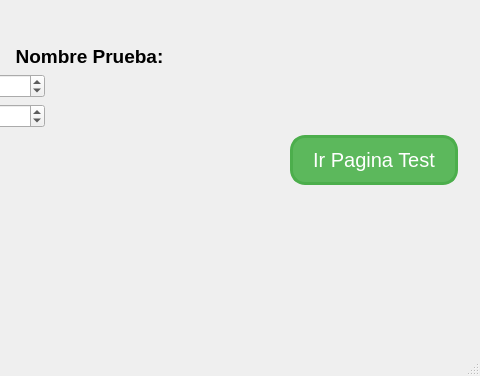
Qt form mainwindow.ui (hectorda/Bio-Feedback) before a commit; both pictures show x 301 to 781 and y 265 to 641 of the 781 by 641 pixel window.
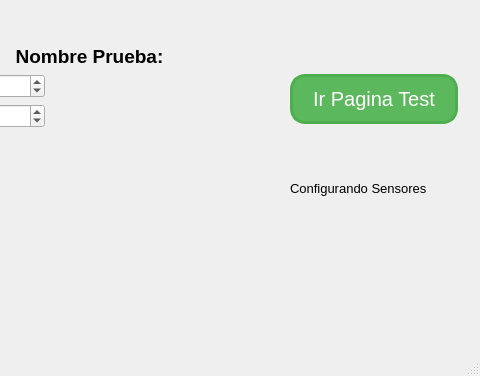
The same form after that commit. The open tabs and pages were chosen to show the change. Icons and pictures are not drawn. Custom widgets are drawn as their Qt base class.

The edit to the form file:
```diff
--- a/mainwindow.ui
+++ b/mainwindow.ui
@@ -562,6 +562,8 @@
            </spacer>
           </item>
           <item>
+           <layout class="QVBoxLayout" name="verticalLayout_5">
+            <item>
            <widget class="QPushButton" name="pushButtonIniciarPrueba">
             <property name="font">
              <font>
@@ -609,6 +611,29 @@
             </property>
            </widget>
           </item>
+            <item>
+             <layout class="QHBoxLayout" name="horizontalLayoutConfigurandoSensores">
+              <item>
+               <widget class="QLabel" name="labelConfigurandoSensores">
+                <property name="text">
+                 <string>Configurando Sensores</string>
+                </property>
+               </widget>
+              </item>
+              <item>
+               <widget class="QLabel" name="labelQMovie">
+                <property name="text">
+                 <string/>
+                </property>
+                <property name="alignment">
+                 <set>Qt::AlignCenter</set>
+                </property>
+               </widget>
+              </item>
+             </layout>
+            </item>
+           </layout>
+          </item>
          </layout>
         </item>
         <item>
```
Left out of the diff: 7 changed lines with no effect on the pictures. Lines whose indentation alone changed are shown as unchanged.
